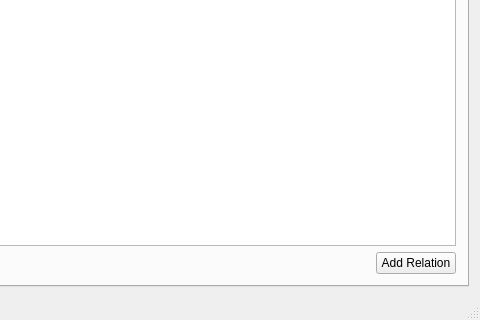
Above: mainwindow.ui from DORB/Verkur3GUI before the change; both pictures show x 220 to 700 and y 279 to 599 of the 700 by 599 pixel window. Below: the same form after it.
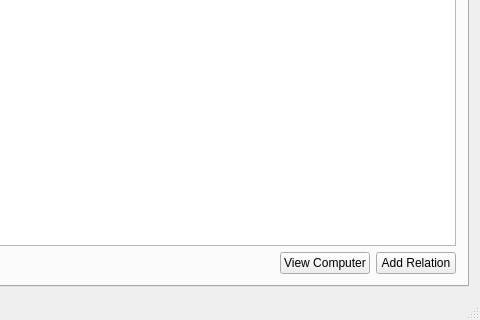
That is the form after the change. Icons and pictures are not drawn.

Commit message: buinn ad græja view comp og prog - button og hægri smellt

What changed in the file:
```diff
--- a/mainwindow.ui
+++ b/mainwindow.ui
@@ -385,6 +385,13 @@
               </property>
              </spacer>
             </item>
+            <item>
+             <widget class="QPushButton" name="button_view_computer">
+              <property name="text">
+               <string>View Computer</string>
+              </property>
+             </widget>
+            </item>
             <item>
              <widget class="QPushButton" name="button_add_relation_computer">
               <property name="text">
```
Left out of the diff: 25 changed lines with no effect on the pictures. The commit also changes 2 other files.
